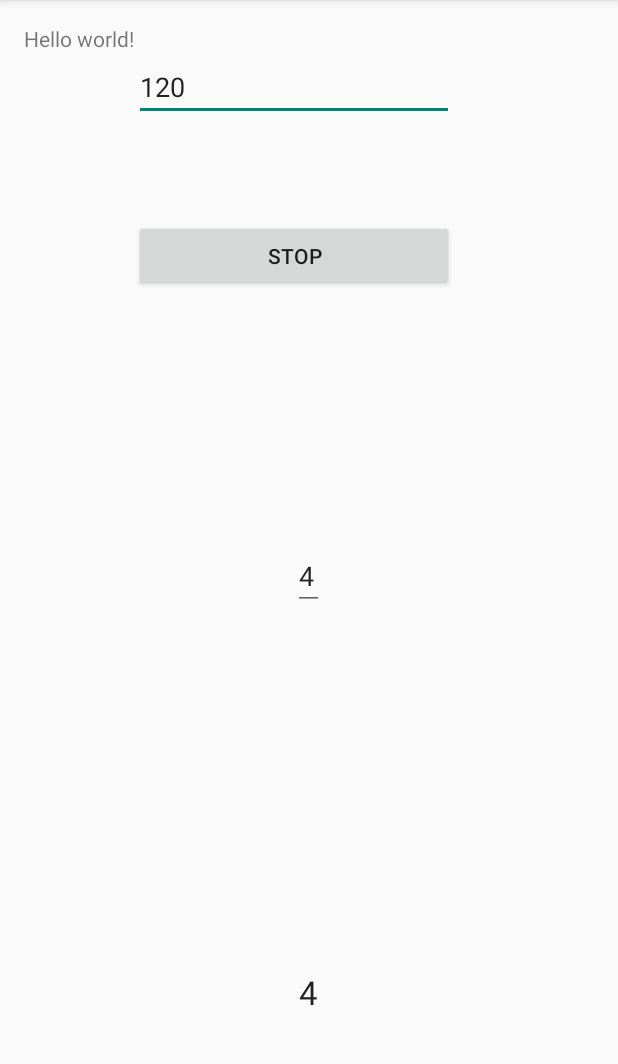
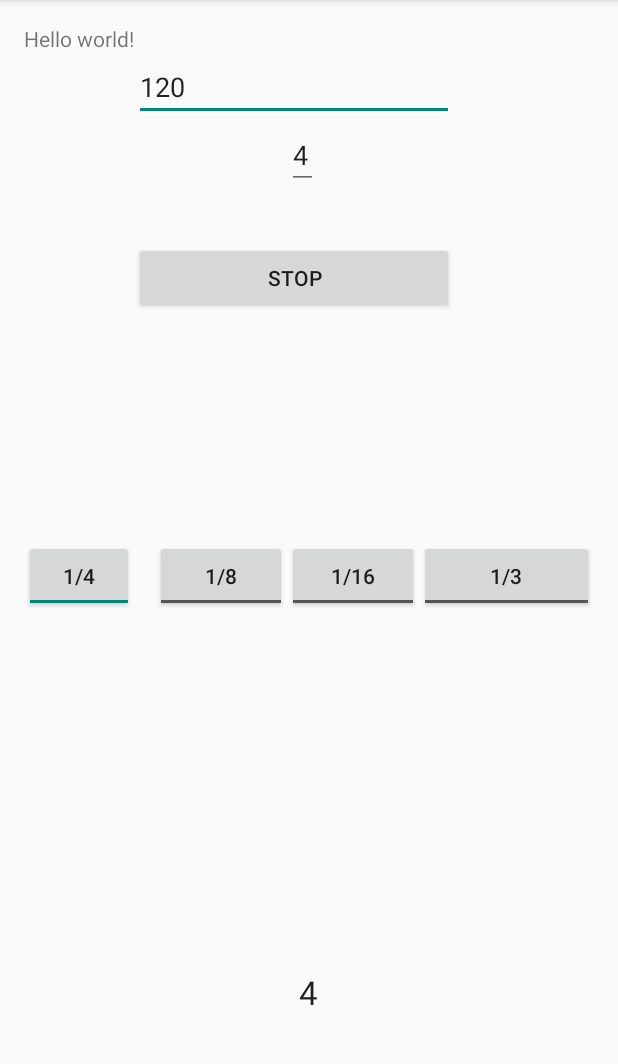
Before and after one commit to azee/metrostore, an Android app: the screen it shows after launch (MainActivity), after a tap on "START", on a phone screen of 412 x 824 dp, the part 84-1148 px from its top. Run offline under Robolectric (Android 15) with nearby library versions, the phone set to English and light mode, and no system bars.

Commit message:
Beats sounds

```diff
--- a/app/src/main/java/ru/greatbit/metrostore/MainActivity.java
+++ b/app/src/main/java/ru/greatbit/metrostore/MainActivity.java
@@ -8,9 +8,12 @@ import android.view.View;
 import android.widget.Button;
 import android.widget.EditText;
 import android.widget.TextView;
+import android.widget.ToggleButton;
 
 
 import java.util.Date;
+import java.util.HashMap;
+import java.util.Map;
 
 import ru.greatbit.metrostore.utils.SoundPlayer;
 
@@ -23,6 +26,7 @@ public class MainActivity extends AppCompatActivity {
     private EditText scale;
     private Button button;
     private TextView barCounter;
+    Map<Integer, Boolean> beatsToPlay;
 
     @Override
     protected void onCreate(Bundle savedInstanceState) {
@@ -35,6 +39,12 @@ public class MainActivity extends AppCompatActivity {
         barCounter = (TextView) findViewById(R.id.barCounter);
 
         SoundPlayer.initSounds(getApplicationContext());
+
+        beatsToPlay = new HashMap<>(4);
+        beatsToPlay.put(R.id.quoters, true);
+        beatsToPlay.put(R.id.eights, false);
+        beatsToPlay.put(R.id.sixteens, false);
+        beatsToPlay.put(R.id.triols, false);
 
         button.setEnabled(true);
     }
@@ -61,6 +71,10 @@ public class MainActivity extends AppCompatActivity {
         return super.onOptionsItemSelected(item);
     }
 
+    public void onSoundSelected(View view){
+        beatsToPlay.put(view.getId(), ((ToggleButton) view).isChecked());
+    }
+
     private void setText(final TextView text,final String value){
         runOnUiThread(new Runnable() {
             @Override
@@ -80,16 +94,33 @@ public class MainActivity extends AppCompatActivity {
                 int scaleVal = Integer.parseInt(scale.getText().toString());
                 int bitrateVal = Integer.parseInt(bitrate.getText().toString());
                 long quoterDuration = getQuoterDuration(bitrateVal);
-                long startTime = new Date().getTime();
-                long now;
+
+                long now = new Date().getTime();
+                long quoterStartTime = now;
+                long eighthsStartTime = now;
+                long sixteensStartTime = now;
+                long triolsStartTime = now;
                 while (playing){
                     now = new Date().getTime();
-                    if (now - startTime >= quoterDuration){
+                    if (now - quoterStartTime >= quoterDuration){
                         beatsCounter = beatsCounter > scaleVal ? 1 : beatsCounter;
                         SoundPlayer.playSound(getSoundId(beatsCounter));
                         setText(barCounter, Integer.toString(beatsCounter));
-                        startTime = now;
+                        quoterStartTime = now;
                         beatsCounter++;
+                        eighthsStartTime = now;
+                        sixteensStartTime = now;
+                        triolsStartTime = now;
+                    } else if(now - eighthsStartTime >= Math.round(new Double(quoterDuration)/2d) && beatsToPlay.get(R.id.eights)) {
+                        SoundPlayer.playSound(2);
+                        eighthsStartTime = now;
+                        sixteensStartTime = now;
+                    } else if(now - sixteensStartTime >= Math.round(new Double(quoterDuration)/4d) && beatsToPlay.get(R.id.sixteens)) {
+                        SoundPlayer.playSound(2);
+                        sixteensStartTime = now;
+                    } else if(now - triolsStartTime >= Math.round(new Double(quoterDuration)/3d) && beatsToPlay.get(R.id.triols)) {
+                        SoundPlayer.playSound(2);
+                        triolsStartTime = now;
                     }
                 }
             }
@@ -97,20 +128,15 @@ public class MainActivity extends AppCompatActivity {
     }
 
     private int getSoundId(int beatsCounter) {
-        if (beatsCounter == 1){
+        if (beatsCounter == 1 && beatsToPlay.get(R.id.quoters)){
             return 1;
         }
         return 2;
     }
 
     private long getQuoterDuration(int bitrate){
-        int beatsPerSecond = bitrate/60;
-        return 1000 / beatsPerSecond;
-    }
-
-    private double getDuration(int bitrate, int scale){
-        double barsInSecond = bitrate/60d;
-        double quatersInSecond = barsInSecond * scale;
-        return 1d/quatersInSecond/2d;
+        double beatsPerSecond = new Double(bitrate)/60d;
+        double duration = 1000d / beatsPerSecond;
+        return Math.round(duration);
     }
 }
--- a/app/src/main/java/ru/greatbit/metrostore/utils/SoundPlayer.java
+++ b/app/src/main/java/ru/greatbit/metrostore/utils/SoundPlayer.java
@@ -16,7 +16,7 @@ import ru.greatbit.metrostore.R;
 public class SoundPlayer {
     private static SoundPool soundPool;
     private static HashMap<Integer, Integer> soundPoolMap;
-    private static final int STREAMS = 2;
+    private static final int STREAMS = 1;
     private static final float volume = 1;
 
     @TargetApi(Build.VERSION_CODES.LOLLIPOP)
--- a/app/src/main/res/layout/activity_main.xml
+++ b/app/src/main/res/layout/activity_main.xml
@@ -25,22 +25,23 @@
         android:layout_height="wrap_content"
         android:text="@string/btn_start_name"
         android:id="@+id/play"
-        android:layout_below="@+id/bitrate"
+        android:layout_marginTop="35dp"
+        android:onClick="togglePlay"
+        android:enabled="false"
+        android:layout_below="@+id/scale"
         android:layout_alignLeft="@+id/bitrate"
         android:layout_alignStart="@+id/bitrate"
-        android:layout_marginTop="66dp"
         android:layout_alignRight="@+id/bitrate"
-        android:layout_alignEnd="@+id/bitrate"
-        android:onClick="togglePlay"
-        android:enabled="false" />
+        android:layout_alignEnd="@+id/bitrate" />
 
     <EditText
         android:layout_width="wrap_content"
         android:layout_height="wrap_content"
         android:id="@+id/scale"
         android:text="@string/default_bitrate"
-        android:layout_centerVertical="true"
-        android:layout_centerHorizontal="true" />
+        android:layout_below="@+id/bitrate"
+        android:layout_alignRight="@+id/barCounter"
+        android:layout_alignEnd="@+id/barCounter" />
 
     <TextView
         android:layout_width="wrap_content"
@@ -50,6 +51,62 @@
         android:layout_alignParentBottom="true"
         android:layout_centerHorizontal="true"
         android:layout_marginBottom="76dp"
-        android:text="1" />
+        android:text="1"
+        android:editable="false" />
+
+    <ToggleButton
+        android:layout_width="wrap_content"
+        android:layout_height="wrap_content"
+        android:text="1/4"
+        android:id="@+id/quoters"
+        android:checked="true"
+        android:layout_centerVertical="true"
+        android:layout_alignParentLeft="true"
+        android:layout_alignParentStart="true"
+        android:elegantTextHeight="false"
+        android:textOff="1/4"
+        android:textOn="1/4"
+        android:layout_toLeftOf="@+id/play"
+        android:layout_toStartOf="@+id/play"
+        android:onClick="onSoundSelected" />
+
+    <ToggleButton
+        android:layout_width="wrap_content"
+        android:layout_height="wrap_content"
+        android:text="1/8"
+        android:id="@+id/eights"
+        android:checked="false"
+        android:textOff="1/8"
+        android:textOn="1/8"
+        android:layout_alignTop="@+id/quoters"
+        android:layout_toStartOf="@+id/scale"
+        android:layout_toLeftOf="@+id/scale"
+        android:onClick="onSoundSelected" />
+
+    <ToggleButton
+        android:layout_width="wrap_content"
+        android:layout_height="wrap_content"
+        android:text="1/16"
+        android:id="@+id/sixteens"
+        android:checked="false"
+        android:textOff="1/16"
+        android:textOn="1/16"
+        android:layout_alignTop="@+id/eights"
+        android:layout_toRightOf="@+id/eights"
+        android:onClick="onSoundSelected" />
+
+    <ToggleButton
+        android:layout_width="wrap_content"
+        android:layout_height="wrap_content"
+        android:text="1/3"
+        android:id="@+id/triols"
+        android:layout_centerVertical="true"
+        android:layout_toRightOf="@+id/sixteens"
+        android:checked="false"
+        android:textOff="1/3"
+        android:textOn="1/3"
+        android:layout_alignParentRight="true"
+        android:layout_alignParentEnd="true"
+        android:onClick="onSoundSelected" />
 
 </RelativeLayout>
```
